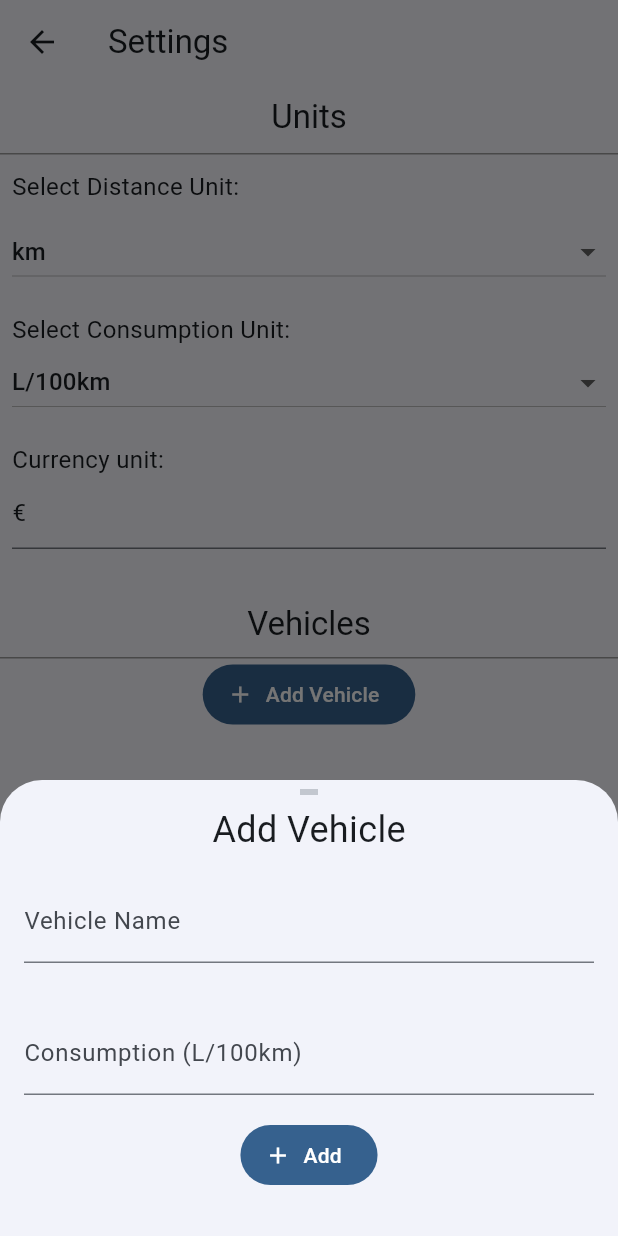
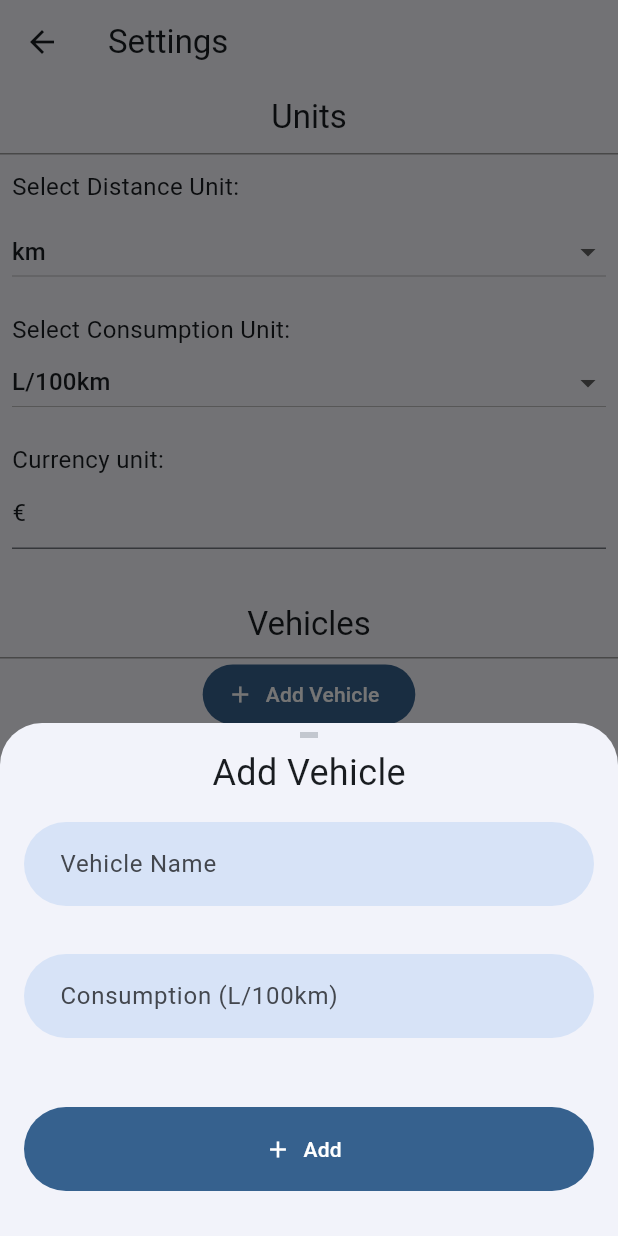
Before and after one commit to Mauznemo/open-fuel-calculator, a Flutter app: the SettingsPage screen opened by its route, after a tap on "Add Vehicle", on a phone screen of 412 x 824 dp. Run offline on Flutter 3.47's test engine with Material 3 defaults, Android fonts, the phone set to English and light mode, and no system bars; drawn by our look-alikes of dynamic_color; our stand-ins replace objectbox, shared_preferences; accounts and stored records are empty; generated files the repository leaves out were written again.

Commit message:
feat: add new input field and dropdown menu style

```diff
--- a/lib/components/add_vehicle_bottom_sheet.dart
+++ b/lib/components/add_vehicle_bottom_sheet.dart
@@ -3,6 +3,7 @@ import 'package:flutter/services.dart';
 
 import '../helpers/object_box.dart';
 import '../models/vehicle.dart';
+import 'custom_text_input.dart';
 
 class AddVehicleBottomSheet extends StatefulWidget {
   const AddVehicleBottomSheet({super.key, required this.consumptionUnit});
@@ -54,29 +55,27 @@ class _AddVehicleBottomSheetState extends State<AddVehicleBottomSheet> {
           ),
           Padding(
             padding: const EdgeInsets.all(16.0),
-            child: TextField(
+            child: CustomTextInput(
               controller: _vehicleController,
-              decoration: const InputDecoration(
-                border: UnderlineInputBorder(),
-                labelText: 'Vehicle Name',
-              ),
+              hintText: 'Vehicle Name',
             ),
           ),
           Padding(
             padding: const EdgeInsets.all(16.0),
-            child: TextField(
+            child: CustomTextInput(
               keyboardType: TextInputType.number,
               inputFormatters: [
                 FilteringTextInputFormatter.allow(RegExp(r'^\d+[,.]?\d*')),
               ],
               controller: _consumptionController,
-              decoration: InputDecoration(
-                border: UnderlineInputBorder(),
-                labelText: 'Consumption (${widget.consumptionUnit})',
+              hintText: 'Consumption (${widget.consumptionUnit})',
             ),
           ),
-          ),
-          FilledButton.icon(
+          const SizedBox(height: 30),
+          Padding(
+            padding: const EdgeInsets.symmetric(horizontal: 16),
+            child: SizedBox(
+              child: FilledButton.icon(
                   onPressed: () {
                     if (_vehicleController.text.isEmpty ||
                         _consumptionController.text.isEmpty) {
@@ -93,7 +92,13 @@ class _AddVehicleBottomSheetState extends State<AddVehicleBottomSheet> {
                     setState(() {});
                   },
                   icon: Icon(Icons.add),
+                  style: ButtonStyle(
+                    minimumSize: WidgetStateProperty.all(
+                        Size.fromHeight(56)), // Taller button
+                  ),
                   label: Text("Add")),
+            ),
+          ),
           const SizedBox(height: 30),
         ],
       ),
--- /dev/null
+++ b/lib/components/custom_text_input.dart
@@ -0,0 +1,42 @@
+import 'package:flutter/material.dart';
+import 'package:flutter/services.dart';
+
+class CustomTextInput extends StatelessWidget {
+  final TextEditingController controller;
+  final String hintText;
+  final VoidCallback? onEditingComplete;
+  final bool obscureText;
+  final TextInputType? keyboardType;
+  final List<TextInputFormatter>? inputFormatters;
+
+  const CustomTextInput({
+    Key? key,
+    required this.controller,
+    this.hintText = '',
+    this.onEditingComplete,
+    this.obscureText = false,
+    this.keyboardType = TextInputType.text,
+    this.inputFormatters = const [],
+  }) : super(key: key);
+
+  @override
+  Widget build(BuildContext context) {
+    return TextField(
+      controller: controller,
+      obscureText: obscureText,
+      keyboardType: keyboardType,
+      inputFormatters: inputFormatters,
+      onEditingComplete: onEditingComplete,
+      decoration: InputDecoration(
+        filled: true,
+        fillColor: Theme.of(context).colorScheme.secondaryContainer,
+        contentPadding: EdgeInsets.symmetric(vertical: 16, horizontal: 20),
+        labelText: hintText,
+        border: OutlineInputBorder(
+          borderRadius: BorderRadius.circular(50),
+          borderSide: BorderSide.none,
+        ),
+      ),
+    );
+  }
+}
```
Also changed, not shown: lib/components/custom_dropdownmenu.dart (added, +60 -0 lines), lib/pages/home.dart (+22 -16 lines), lib/pages/range.dart (+19 -11 lines). Lines whose indentation alone changed are shown as unchanged.
